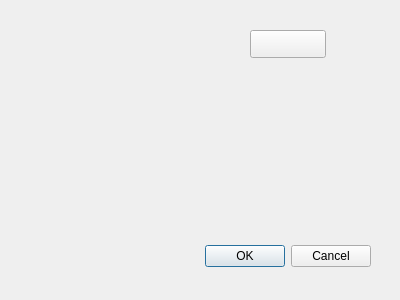
This is src/dontpanik/kpart/core/ui/keditactiontemplatedialog.ui in frankHa/dontpanic as Qt 5 draws it before an edit. The edited form follows.
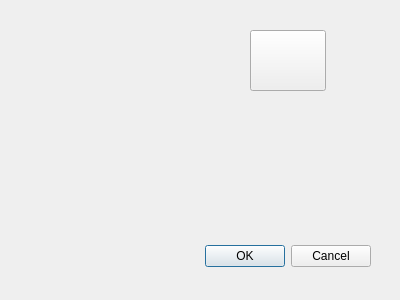
This is the edited form. Custom widgets are drawn as their Qt base class.

The edit to the form file:
```diff
--- a/src/dontpanik/kpart/core/ui/keditactiontemplatedialog.ui
+++ b/src/dontpanik/kpart/core/ui/keditactiontemplatedialog.ui
@@ -35,7 +35,7 @@
      <x>250</x>
      <y>30</y>
      <width>76</width>
-     <height>28</height>
+     <height>61</height>
     </rect>
    </property>
   </widget>
```
